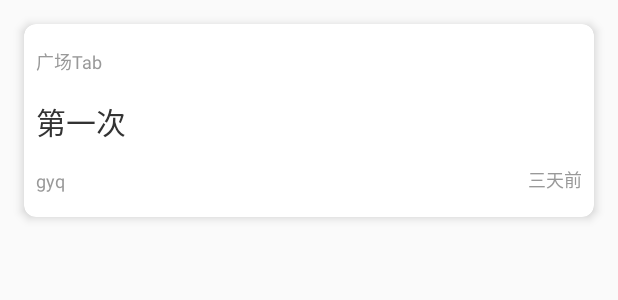
After one commit to gyqGitHub/GyqWanAndroid, an Android app: the layout adapter_article_item.xml on its own in the app's theme, with its tools: preview values and no code run, on a phone screen of 412 x 824 dp. The commit adds this screen. Shown: the top 300 px of the screen. Run offline under Robolectric (Android 15) with nearby library versions, the phone set to English and light mode, and no system bars; network calls fail.

Commit message:
首页文章列表展示

```diff
--- a/app/src/main/java/com/hsb/gyqwanandroid/data/HomeRepository.kt
+++ b/app/src/main/java/com/hsb/gyqwanandroid/data/HomeRepository.kt
@@ -1,7 +1,7 @@
 package com.hsb.gyqwanandroid.data
 
 import com.hsb.gyqwanandroid.data.model.Article
-import com.hsb.gyqwanandroid.data.model.Banner
+import com.hsb.gyqwanandroid.data.model.BannerData
 import com.hsb.gyqwanandroid.data.model.BaseResponse
 import com.hsb.gyqwanandroid.data.model.PageResponse
 import com.hsb.gyqwanandroid.data.source.remote.HomeDataSource
@@ -16,7 +16,7 @@ class HomeRepository(private val homeDataSource: HomeDataSource) {
         return homeDataSource.getArticleList(page)
     }
 
-    suspend fun getBannerList():Result<BaseResponse<List<Banner>>>{
+    suspend fun getBannerList():Result<BaseResponse<List<BannerData>>>{
         return homeDataSource.getBannerList()
     }
 }
--- a/app/src/main/java/com/hsb/gyqwanandroid/data/source/remote/HomeDataSource.kt
+++ b/app/src/main/java/com/hsb/gyqwanandroid/data/source/remote/HomeDataSource.kt
@@ -2,7 +2,7 @@ package com.hsb.gyqwanandroid.data.source.remote
 
 import com.hsb.gyqwanandroid.data.Result
 import com.hsb.gyqwanandroid.data.model.Article
-import com.hsb.gyqwanandroid.data.model.Banner
+import com.hsb.gyqwanandroid.data.model.BannerData
 import com.hsb.gyqwanandroid.data.model.BaseResponse
 import com.hsb.gyqwanandroid.data.model.PageResponse
 import com.hsb.gyqwanandroid.data.source.remote.api.WanAndroidService
@@ -21,7 +21,7 @@ class HomeDataSource {
         return wanAndroidService.getArticleList(page).await().result()
     }
 
-    suspend fun getBannerList():Result<BaseResponse<List<Banner>>>{
+    suspend fun getBannerList():Result<BaseResponse<List<BannerData>>>{
         return wanAndroidService.getBannerList().await().result()
     }
 }
--- a/app/src/main/java/com/hsb/gyqwanandroid/data/source/remote/api/WanAndroidService.kt
+++ b/app/src/main/java/com/hsb/gyqwanandroid/data/source/remote/api/WanAndroidService.kt
@@ -19,5 +19,5 @@ interface WanAndroidService {
     fun getArticleList(@Path("page")page:Int):Call<BaseResponse<PageResponse<Article>>>
 
     @GET("banner/json")
-    fun getBannerList():Call<BaseResponse<List<Banner>>>
+    fun getBannerList():Call<BaseResponse<List<BannerData>>>
 }
--- a/app/src/main/java/com/hsb/gyqwanandroid/ui/main/MainActivity.kt
+++ b/app/src/main/java/com/hsb/gyqwanandroid/ui/main/MainActivity.kt
@@ -17,7 +17,6 @@ class MainActivity : BaseActivity() {
         super.initView()
         switchFragment(-1, R.id.menu_main)
         bottom_navigate.setOnNavigationItemSelectedListener {
-            showToast(it.title.toString())
             switchFragment(bottom_navigate.selectedItemId, it.itemId)
             return@setOnNavigationItemSelectedListener true
         }
--- a/app/src/main/java/com/hsb/gyqwanandroid/util/extension/ActivityExt.kt
+++ b/app/src/main/java/com/hsb/gyqwanandroid/util/extension/ActivityExt.kt
@@ -2,6 +2,7 @@ package com.hsb.gyqwanandroid.util.extension
 
 import android.content.Intent
 import android.os.Bundle
+import android.util.Log
 import android.view.Gravity
 import androidx.annotation.ColorRes
 import androidx.appcompat.app.AppCompatActivity
@@ -31,3 +32,7 @@ fun AppCompatActivity.showToast(msg:String, gravity: Int = Gravity.CENTER){
 
 inline fun <reified T : ViewModel> AppCompatActivity.obtainViewModel(viewModelFactory: ViewModelProvider.Factory) =
     ViewModelProviders.of(this, viewModelFactory).get(T::class.java)
+
+fun AppCompatActivity.log(msg:Any?,tag:String = "gyq"){
+    Log.e(tag,msg.toString())
+}
--- /dev/null
+++ b/app/src/main/res/layout/adapter_article_item.xml
@@ -0,0 +1,68 @@
+<?xml version="1.0" encoding="utf-8"?>
+<androidx.cardview.widget.CardView xmlns:android="http://schemas.android.com/apk/res/android"
+    android:layout_width="match_parent"
+    xmlns:app="http://schemas.android.com/apk/res-auto"
+    xmlns:tools="http://schemas.android.com/tools"
+    android:layout_marginTop="@dimen/activity_vertical_margin"
+    android:background="@color/colorWhite"
+    android:layout_marginHorizontal="@dimen/activity_horizontal_margin"
+    app:cardCornerRadius="8dp"
+    app:cardElevation="4dp"
+    android:layout_height="wrap_content">
+
+    <androidx.constraintlayout.widget.ConstraintLayout
+        android:layout_width="match_parent"
+        android:paddingHorizontal="@dimen/padding"
+        android:paddingVertical="@dimen/activity_vertical_margin"
+        android:layout_height="wrap_content">
+
+        <TextView
+            android:id="@+id/tv_chapter_name"
+            android:layout_width="wrap_content"
+            android:layout_height="wrap_content"
+            android:textColor="@color/text_gray9"
+            android:textSize="@dimen/font_size_12"
+            app:layout_constraintStart_toStartOf="parent"
+            app:layout_constraintTop_toTopOf="parent"
+            tools:text = "广场Tab"
+            />
+
+        <TextView
+            android:paddingVertical="@dimen/activity_vertical_margin"
+            android:id="@+id/tv_article_title"
+            android:layout_width="match_parent"
+            android:layout_height="wrap_content"
+            app:layout_constraintTop_toBottomOf="@id/tv_chapter_name"
+            app:layout_constraintStart_toStartOf="parent"
+            app:layout_constraintEnd_toEndOf="parent"
+            android:textColor="@color/text_gray3"
+            android:textSize="@dimen/font_size_20"
+            tools:text="第一次"
+            />
+
+
+        <TextView
+            android:id="@+id/tv_author"
+            android:layout_width="wrap_content"
+            android:layout_height="wrap_content"
+            app:layout_constraintTop_toBottomOf="@id/tv_article_title"
+            app:layout_constraintStart_toStartOf="parent"
+            android:textColor="@color/text_gray9"
+            android:textSize="@dimen/font_size_12"
+            tools:text="gyq"
+            />
+
+        <TextView
+            android:id="@+id/tv_time"
+            android:layout_width="wrap_content"
+            android:textColor="@color/text_gray9"
+            android:textSize="@dimen/font_size_12"
+            android:layout_marginLeft="@dimen/padding"
+            tools:text = "三天前"
+            app:layout_constraintEnd_toEndOf="parent"
+            app:layout_constraintBottom_toBottomOf="parent"
+            android:layout_height="wrap_content" />
+
+    </androidx.constraintlayout.widget.ConstraintLayout>
+
+</androidx.cardview.widget.CardView>
--- a/app/src/main/res/values/colors.xml
+++ b/app/src/main/res/values/colors.xml
@@ -5,4 +5,8 @@
     <color name="colorAccent">#03DAC5</color>
 
     <color name="colorWhite">#ffffff</color>
+
+    <color name="text_gray3">#333333</color>
+    <color name="text_gray6">#666666</color>
+    <color name="text_gray9">#999999</color>
 </resources>
--- a/app/src/main/res/values/dimens.xml
+++ b/app/src/main/res/values/dimens.xml
@@ -2,6 +2,15 @@
     <!-- Default screen margins, per the Android Design guidelines. -->
     <dimen name="activity_horizontal_margin">16dp</dimen>
     <dimen name="activity_vertical_margin">16dp</dimen>
+    <dimen name="padding">8dp</dimen>
 
     <dimen name="banner_height">200dp</dimen>
+
+    <!--font size-->
+    <dimen name="font_size_20">20dp</dimen>
+    <dimen name="font_size_18">18dp</dimen>
+    <dimen name="font_size_16">16dp</dimen>
+    <dimen name="font_size_14">14dp</dimen>
+    <dimen name="font_size_12">12dp</dimen>
+    <dimen name="font_size_10">10dp</dimen>
 </resources>
--- a/build.gradle
+++ b/build.gradle
@@ -20,7 +20,7 @@ allprojects {
     repositories {
         google()
         jcenter()
-
+        maven { url 'https://jitpack.io' }
     }
 }
 
```
Also changed, not shown: app/build.gradle (+10 -3 lines), app/src/main/java/com/hsb/gyqwanandroid/data/model/Banner.kt (deleted, +0 -17 lines), app/src/main/java/com/hsb/gyqwanandroid/data/model/BannerData.kt (added, +17 -0 lines), app/src/main/java/com/hsb/gyqwanandroid/data/model/PageResponse.kt (+7 -7 lines), app/src/main/java/com/hsb/gyqwanandroid/ui/main/HomeFragment.kt (+71 -23 lines), app/src/main/java/com/hsb/gyqwanandroid/ui/main/MainViewModel.kt (+29 -4 lines), app/src/main/res/layout/activity_main.xml (+4 -8 lines), app/src/main/res/layout/fragment_home.xml (+19 -9 lines), app/src/main/res/layout/include_banner.xml (added, +19 -0 lines).
